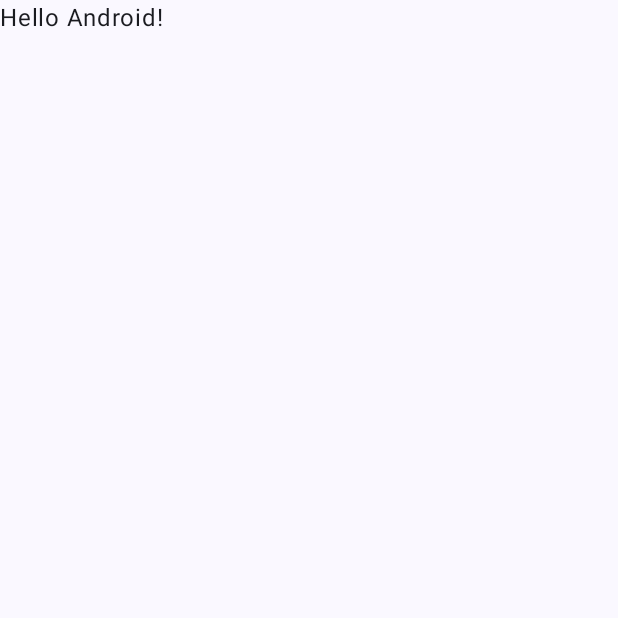
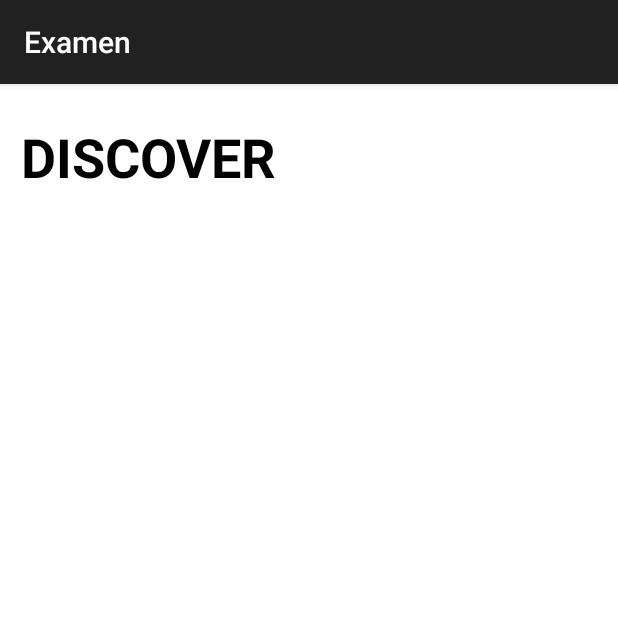
Before and after one commit to DiegoSandovalV/ExamenDesMovil, an Android app: the screen it shows after launch (MainActivity), on a phone screen of 412 x 824 dp, the top half of it. Before the commit the part shown is almost empty. Run offline under Robolectric (Android 15) with nearby library versions, the phone set to English and light mode, and no system bars.

```diff
--- a/app/src/main/AndroidManifest.xml
+++ b/app/src/main/AndroidManifest.xml
@@ -18,7 +18,7 @@
             android:name=".framework.views.activities.MainActivity"
             android:exported="true"
             android:label="@string/app_name"
-            android:theme="@style/Theme.Examen">
+            android:theme="@style/Theme.AppCompat">
             <intent-filter>
                 <action android:name="android.intent.action.MAIN" />
 
--- a/app/src/main/java/com/example/examen/framework/ui/theme/Color.kt
+++ /dev/null
@@ -1,11 +0,0 @@
-package com.example.examen.framework.ui.theme
-
-import androidx.compose.ui.graphics.Color
-
-val Purple80 = Color(0xFFD0BCFF)
-val PurpleGrey80 = Color(0xFFCCC2DC)
-val Pink80 = Color(0xFFEFB8C8)
-
-val Purple40 = Color(0xFF6650a4)
-val PurpleGrey40 = Color(0xFF625b71)
-val Pink40 = Color(0xFF7D5260)
--- a/app/src/main/java/com/example/examen/framework/ui/theme/Theme.kt
+++ /dev/null
@@ -1,70 +0,0 @@
-package com.example.examen.framework.ui.theme
-
-import android.app.Activity
-import android.os.Build
-import androidx.compose.foundation.isSystemInDarkTheme
-import androidx.compose.material3.MaterialTheme
-import androidx.compose.material3.darkColorScheme
-import androidx.compose.material3.dynamicDarkColorScheme
-import androidx.compose.material3.dynamicLightColorScheme
-import androidx.compose.material3.lightColorScheme
-import androidx.compose.runtime.Composable
-import androidx.compose.runtime.SideEffect
-import androidx.compose.ui.graphics.toArgb
-import androidx.compose.ui.platform.LocalContext
-import androidx.compose.ui.platform.LocalView
-import androidx.core.view.WindowCompat
-
-private val DarkColorScheme = darkColorScheme(
-    primary = Purple80,
-    secondary = PurpleGrey80,
-    tertiary = Pink80
-)
-
-private val LightColorScheme = lightColorScheme(
-    primary = Purple40,
-    secondary = PurpleGrey40,
-    tertiary = Pink40
-
-    /* Other default colors to override
-    background = Color(0xFFFFFBFE),
-    surface = Color(0xFFFFFBFE),
-    onPrimary = Color.White,
-    onSecondary = Color.White,
-    onTertiary = Color.White,
-    onBackground = Color(0xFF1C1B1F),
-    onSurface = Color(0xFF1C1B1F),
-    */
-)
-
-@Composable
-fun ExamenTheme(
-    darkTheme: Boolean = isSystemInDarkTheme(),
-    // Dynamic color is available on Android 12+
-    dynamicColor: Boolean = true,
-    content: @Composable () -> Unit
-) {
-    val colorScheme = when {
-        dynamicColor && Build.VERSION.SDK_INT >= Build.VERSION_CODES.S -> {
-            val context = LocalContext.current
-            if (darkTheme) dynamicDarkColorScheme(context) else dynamicLightColorScheme(context)
-        }
-
-        darkTheme -> DarkColorScheme
-        else -> LightColorScheme
-    }
-    val view = LocalView.current
-    if (!view.isInEditMode) {
-        SideEffect {
-            val window = (view.context as Activity).window
-            window.statusBarColor = colorScheme.primary.toArgb()
-            WindowCompat.getInsetsController(window, view).isAppearanceLightStatusBars = darkTheme
-        }
-    }
-
-    MaterialTheme(
-        colorScheme = colorScheme,
-        typography = Typography,
-        content = content
-    )
-}
--- a/app/src/main/java/com/example/examen/framework/ui/theme/Type.kt
+++ /dev/null
@@ -1,34 +0,0 @@
-package com.example.examen.framework.ui.theme
-
-import androidx.compose.material3.Typography
-import androidx.compose.ui.text.TextStyle
-import androidx.compose.ui.text.font.FontFamily
-import androidx.compose.ui.text.font.FontWeight
-import androidx.compose.ui.unit.sp
-
-// Set of Material typography styles to start with
-val Typography = Typography(
-    bodyLarge = TextStyle(
-        fontFamily = FontFamily.Default,
-        fontWeight = FontWeight.Normal,
-        fontSize = 16.sp,
-        lineHeight = 24.sp,
-        letterSpacing = 0.5.sp
-    )
-    /* Other default text styles to override
-    titleLarge = TextStyle(
-        fontFamily = FontFamily.Default,
-        fontWeight = FontWeight.Normal,
-        fontSize = 22.sp,
-        lineHeight = 28.sp,
-        letterSpacing = 0.sp
-    ),
-    labelSmall = TextStyle(
-        fontFamily = FontFamily.Default,
-        fontWeight = FontWeight.Medium,
-        fontSize = 11.sp,
-        lineHeight = 16.sp,
-        letterSpacing = 0.5.sp
-    )
-    */
-)
--- a/app/src/main/java/com/example/examen/framework/views/activities/MainActivity.kt
+++ b/app/src/main/java/com/example/examen/framework/views/activities/MainActivity.kt
@@ -1,46 +1,38 @@
 package com.example.examen.framework.views.activities
 
+import android.app.Activity
 import android.os.Bundle
-import androidx.activity.ComponentActivity
-import androidx.activity.compose.setContent
-import androidx.compose.foundation.layout.fillMaxSize
-import androidx.compose.material3.MaterialTheme
-import androidx.compose.material3.Surface
-import androidx.compose.material3.Text
-import androidx.compose.runtime.Composable
-import androidx.compose.ui.Modifier
-import androidx.compose.ui.tooling.preview.Preview
-import com.example.examen.framework.ui.theme.ExamenTheme
+import android.os.PersistableBundle
+import androidx.appcompat.app.AppCompatActivity
+import androidx.fragment.app.Fragment
+import com.example.examen.R
+import com.example.examen.databinding.ActivityMainBinding
+import com.example.examen.framework.views.fragments.HomeFragment
 
-class MainActivity : ComponentActivity() {
+class MainActivity : AppCompatActivity() {
+
+    private lateinit var currentFragment: Fragment
+    private lateinit var binding: ActivityMainBinding
+
     override fun onCreate(savedInstanceState: Bundle?) {
         super.onCreate(savedInstanceState)
-        setContent {
-            ExamenTheme {
-                // A surface container using the 'background' color from the theme
-                Surface(
-                    modifier = Modifier.fillMaxSize(),
-                    color = MaterialTheme.colorScheme.background
-                ) {
-                    Greeting("Android")
-                }
-            }
-        }
+
+        initBinding()
+        exchangeCurrentFragment(HomeFragment())
+
     }
+
+    private fun exchangeCurrentFragment(newFragment: Fragment){
+        currentFragment = newFragment
+
+        supportFragmentManager.beginTransaction()
+            .replace(R.id.fragmentContainer,currentFragment)
+            .commit()
+    }
+
+    private fun initBinding(){
+        binding = ActivityMainBinding.inflate(layoutInflater)
+        setContentView(binding.root)
+    }
+
 }
-
-@Composable
-fun Greeting(name: String, modifier: Modifier = Modifier) {
-    Text(
-        text = "Hello $name!",
-        modifier = modifier
-    )
-}
-
-@Preview(showBackground = true)
-@Composable
-fun GreetingPreview() {
-    ExamenTheme {
-        Greeting("Android")
-    }
-}
--- /dev/null
+++ b/app/src/main/java/com/example/examen/framework/views/fragments/HomeFragment.kt
@@ -0,0 +1,55 @@
+package com.example.examen.framework.views.fragments
+
+import android.os.Bundle
+import android.provider.DocumentsContract.Root
+import android.view.LayoutInflater
+import android.view.View
+import android.view.ViewGroup
+import androidx.databinding.DataBindingUtil.setContentView
+import androidx.fragment.app.Fragment
+import androidx.recyclerview.widget.LinearLayoutManager
+import androidx.recyclerview.widget.RecyclerView
+import com.example.examen.R
+import com.example.examen.databinding.FragmentHomeBinding
+import com.example.examen.domain.model.movie.Movie
+import com.example.examen.framework.ui.adapters.MovieAdapter
+
+
+class HomeFragment : Fragment() {
+
+    private var _binding: FragmentHomeBinding? = null
+    private val binding get() = _binding!!
+
+    private lateinit var recyclerView: RecyclerView
+
+    private val adapter: MovieAdapter = MovieAdapter()
+
+    private lateinit var data: ArrayList<Movie>
+
+    override fun onCreateView(
+        inflater: LayoutInflater,
+        container: ViewGroup?,
+        savedInstanceState: Bundle?
+    ): View {
+
+        _binding = FragmentHomeBinding.inflate(inflater, container, false)
+
+        val root: View = binding.root
+
+        data = ArrayList()
+
+        return root
+    }
+
+    private fun initComponents(root: View) {
+        recyclerView = root.findViewById(R.id.RVMovies)
+    }
+
+    private fun setUpRecyclerView() {
+        recyclerView.layoutManager = LinearLayoutManager(context)
+        adapter.MovieAdapter(data, requireContext())
+        recyclerView.adapter = adapter
+    }
+
+
+}
--- /dev/null
+++ b/app/src/main/res/layout/activity_main.xml
@@ -0,0 +1,13 @@
+<?xml version="1.0" encoding="utf-8"?>
+<RelativeLayout xmlns:android="http://schemas.android.com/apk/res/android"
+    android:layout_width="match_parent"
+    android:layout_height="match_parent">
+
+    <fragment
+        android:id="@+id/fragmentContainer"
+        android:name="androidx.navigation.fragment.NavHostFragment"
+        android:layout_width="match_parent"
+        android:layout_height="match_parent"
+        />
+
+</RelativeLayout>
--- /dev/null
+++ b/app/src/main/res/layout/fragment_home.xml
@@ -0,0 +1,40 @@
+<?xml version="1.0" encoding="utf-8"?>
+<RelativeLayout xmlns:android="http://schemas.android.com/apk/res/android"
+    android:layout_width="match_parent"
+    android:layout_height="match_parent"
+    android:background="@color/white">
+
+    <TextView
+        android:id="@+id/TVName"
+        android:layout_width="wrap_content"
+        android:layout_height="wrap_content"
+        android:layout_alignParentStart="true"
+        android:layout_alignParentTop="true"
+        android:layout_alignParentEnd="true"
+        android:layout_marginStart="14dp"
+        android:layout_marginLeft="16dp"
+        android:layout_marginTop="24dp"
+        android:layout_marginEnd="194dp"
+        android:layout_marginRight="16dp"
+        android:gravity="left"
+        android:text="Discover"
+        android:textAllCaps="true"
+        android:textColor="@color/black"
+        android:textSize="36dp"
+        android:textStyle="bold" />
+    />
+
+    <androidx.recyclerview.widget.RecyclerView
+        android:id="@+id/RVMovies"
+        android:layout_width="match_parent"
+        android:layout_height="match_parent"
+        android:layout_below="@+id/TVName"
+        android:layout_alignParentStart="true"
+        android:layout_alignParentEnd="true"
+        android:layout_alignParentBottom="true"
+        android:layout_marginStart="4dp"
+        android:layout_marginTop="16dp"
+        android:layout_marginEnd="-4dp"
+        android:layout_marginBottom="0dp" />
+
+</RelativeLayout>
```
Also changed, not shown: app/build.gradle.kts (+37 -27 lines), app/src/main/java/com/example/examen/domain/model/movie/Movie.kt (added, +18 -0 lines), app/src/main/java/com/example/examen/domain/model/movie/MovieContainer.kt (added, +8 -0 lines), app/src/main/java/com/example/examen/framework/ui/adapters/MovieAdapter.kt (added, +35 -0 lines), app/src/main/java/com/example/examen/framework/ui/viewholders/MovieViewHolder.kt (added, +21 -0 lines), app/src/main/res/layout/movie_item.xml (added, +72 -0 lines).
